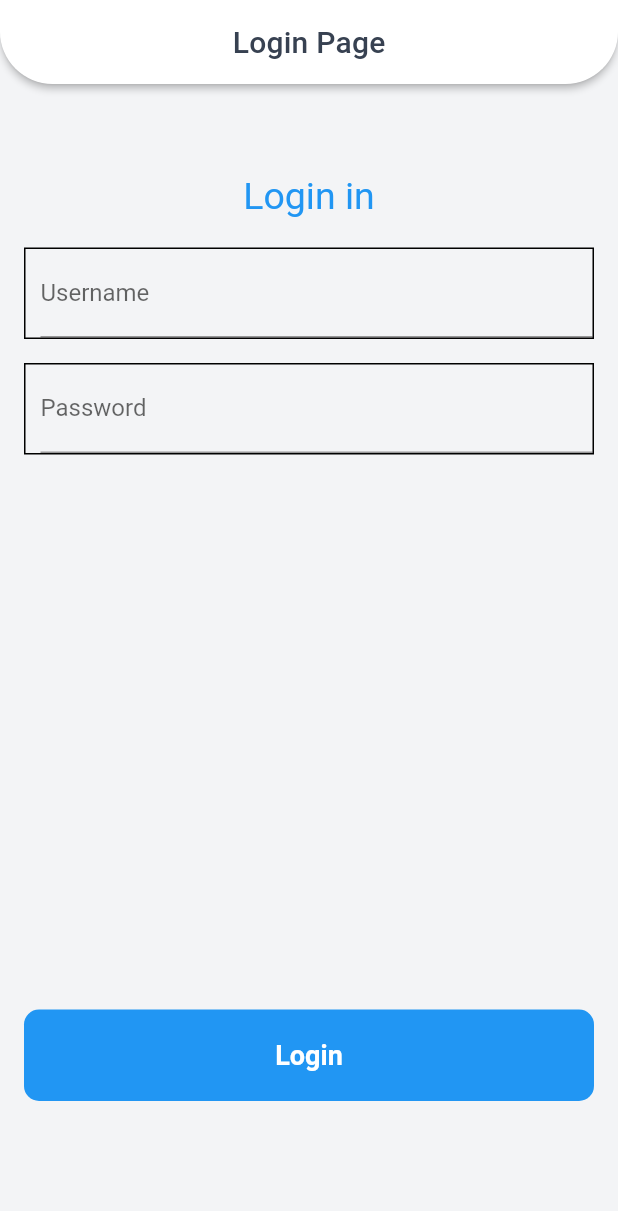
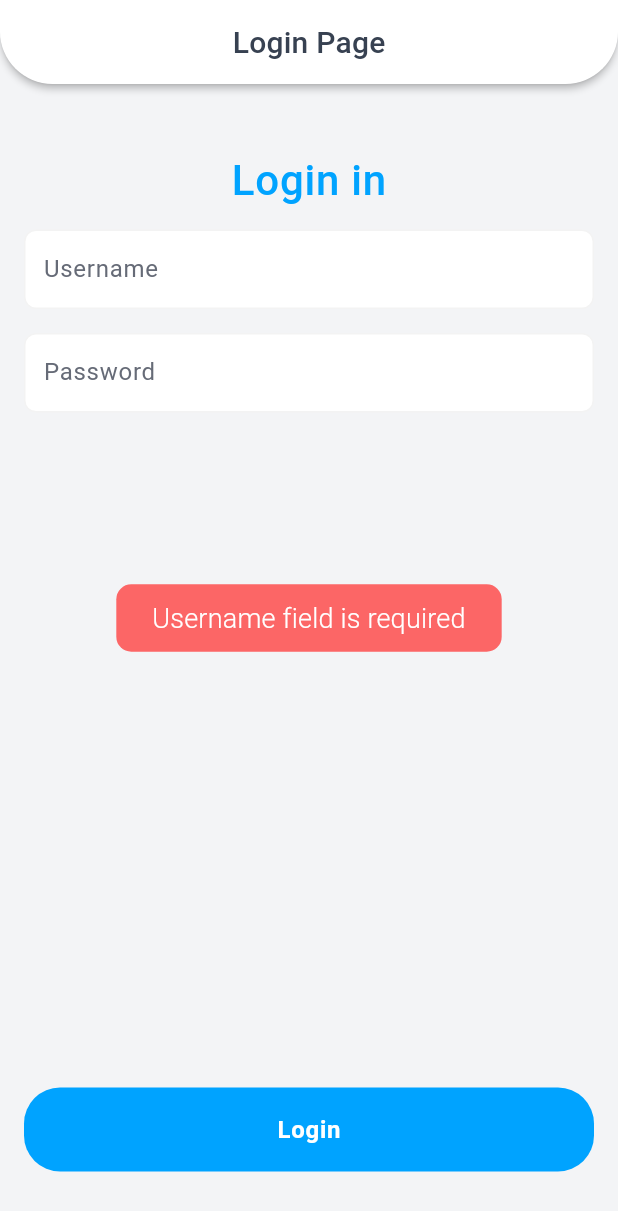
Before and after one commit to Shodiyor122/raleway_project, a Flutter app: the screen it shows after launch, after a tap on "Login", on a phone screen of 412 x 824 dp. Shown: the top 1211 px of the screen. Run offline on Flutter 3.47's test engine with Material 2 defaults, Android fonts, the light colour scheme and no system bars; our stand-ins replace bloc, flutter_bloc, fluttertoast, logger, mask_text_input_formatter, shared_preferences.

Commit message:
Issue #5: login was integrated

```diff
--- a/lib/api.dart
+++ b/lib/api.dart
@@ -3,4 +3,5 @@ import 'package:ralewayapp/settings.dart';
 class Api {
   static String get baseURL => Settings.baseUrl;
   static String get register => '$baseURL/auth/users/first/edit';
+  static String get login => '$baseURL/auth/login';
 }
--- a/lib/app.dart
+++ b/lib/app.dart
@@ -1,7 +1,8 @@
 import 'package:flutter/material.dart';
 import 'package:flutter_bloc/flutter_bloc.dart';
+import 'package:ralewayapp/bloc/login/login_bloc.dart';
 import 'package:ralewayapp/bloc/register/register_bloc.dart';
-import 'package:ralewayapp/screens/auth/login_page.dart';
+import 'package:ralewayapp/switcher.dart';
 import 'package:ralewayapp/theme/theme.dart';
 
 class RalewayApp extends StatefulWidget {
@@ -15,11 +16,12 @@ class _RalewayAppState extends State<RalewayApp> {
   Widget get materialApp => MaterialApp(
       title: 'Railway app',
       theme: theme,
-      home: const LoginPage(),
+      home: const Switcher(),
       debugShowCheckedModeBanner: false);
 
   @override
   Widget build(BuildContext context) => MultiBlocProvider(providers: [
         BlocProvider(create: (_) => RegisterBloc()),
+        BlocProvider(create: (_) => LoginBloc())
       ], child: materialApp);
 }
--- /dev/null
+++ b/lib/bloc/login/login_event.dart
@@ -0,0 +1,10 @@
+part of 'login_bloc.dart';
+
+@immutable
+abstract class LoginEvent {}
+
+class LoginUserEvent extends LoginEvent {
+  final Map<String, dynamic> data;
+
+  LoginUserEvent({required this.data});
+}
--- /dev/null
+++ b/lib/bloc/login/login_state.dart
@@ -0,0 +1,36 @@
+part of 'login_bloc.dart';
+
+@immutable
+abstract class LoginState {}
+
+class LoginInitialState extends LoginState {}
+
+class LoginLoadingState extends LoginState {}
+
+class LoginCompliedState extends LoginState {
+  final LoginData loginData;
+  LoginCompliedState({required this.loginData});
+}
+
+class LoginFailedState extends LoginState {
+  final Exception? exception;
+  LoginFailedState({this.exception});
+
+  bool get isRepositoryException => exception is RepositoryException;
+
+  RepositoryException get repositoryException =>
+      exception as RepositoryException;
+
+  bool get hasException => exception != null;
+
+  bool hasError(String key) {
+    return isRepositoryException && repositoryException.errors.containsKey(key);
+  }
+
+  String getError(String key) {
+    if (isRepositoryException)
+      return repositoryException.errors[key][0];
+    else
+      return "Not Repository Exception";
+  }
+}
--- /dev/null
+++ b/lib/models/login_data.dart
@@ -0,0 +1,14 @@
+class LoginData {
+  String? token;
+  String? username;
+  String? role;
+  bool? status;
+
+  LoginData({this.token, this.username, this.role, this.status});
+
+  factory LoginData.fromJson(Map<String, dynamic> json) => LoginData(
+      token: json["token"],
+      username: json["username"],
+      role: json["role"],
+      status: json["status"]);
+}
--- a/lib/repositories/auth.dart
+++ b/lib/repositories/auth.dart
@@ -1,5 +1,8 @@
+import 'dart:convert';
+
 import 'package:http/http.dart' as http;
 import 'package:ralewayapp/api.dart';
+import 'package:ralewayapp/models/login_data.dart';
 import 'package:ralewayapp/repositories/repo_set/http_methods.dart';
 
 class AuthRepository {
@@ -7,4 +10,17 @@ class AuthRepository {
       http.Client client, Map<String, dynamic> data) async {
     await RepositoryUtils.postData(client, Api.register, data: data);
   }
+
+  static Future<LoginData> login(
+    http.Client client,
+    Map<String, dynamic> data,
+  ) async {
+    final response =
+        await RepositoryUtils.postData(client, Api.login, data: data);
+
+    // Parse response.
+    var body = json.decode(response.body);
+
+    return LoginData.fromJson(body);
+  }
 }
--- a/lib/screens/auth/login_page.dart
+++ b/lib/screens/auth/login_page.dart
@@ -1,4 +1,10 @@
 import 'package:flutter/material.dart';
+import 'package:flutter_bloc/flutter_bloc.dart';
+import 'package:ralewayapp/bloc/login/login_bloc.dart';
+import 'package:ralewayapp/cells/button.dart';
+import 'package:ralewayapp/cells/text_field.dart';
+import 'package:ralewayapp/constants.dart';
+import 'package:ralewayapp/screens/auth/register_age.dart';
 import 'package:ralewayapp/theme/style.dart';
 // api_service faylidan import qilingan
 
@@ -13,49 +19,77 @@ class _LoginPageState extends State<LoginPage> {
   final TextEditingController _usernameController = TextEditingController();
   final TextEditingController _passwordController = TextEditingController();
 
+  //<----Life cycle---->
+
+  @override
+  void initState() {
+    CustomStaticShowToast.initFToast(context);
+
+    super.initState();
+  }
+  //<----Listeners---->
+
+  void loginListener(_, state) {
+    if (state is! LoginCompliedState) return;
+
+    if (state.loginData.status == null) return;
+    if (!state.loginData.status!) return;
+
+    openregister();
+  }
   //<----Methods---->
 
-  void login() {}
+  void openregister() => Navigator.pushReplacement(
+      context, MaterialPageRoute(builder: (context) => const RegisterPage()));
+
+  void login() => context.read<LoginBloc>().add(LoginUserEvent(data: {
+        "username": _usernameController.text.trim(),
+        "password": _passwordController.text.trim()
+      }));
+
+  void checkLogin() {
+    if (_usernameController.text.isEmpty)
+      return CustomStaticShowToast.showToast("Username field is required",
+          isError: true);
+
+    if (_passwordController.text.isEmpty)
+      return CustomStaticShowToast.showToast("password field is required",
+          isError: true);
+
+    if (_passwordController.text.length < 8)
+      return CustomStaticShowToast.showToast(
+          "Make sure password is at least 8 characters long",
+          isError: true);
+
+    login();
+  }
   //<---Widgets---->
 
-  Widget get loginButtonBody => const Center(
-      child: Text("Login",
-          style: TextStyle(
-              fontSize: 18, color: Colors.white, fontWeight: FontWeight.bold)));
+  Widget get loginTitle => Center(
+      child: Text("Login in",
+          style: Style.headline3w5.copyWith(color: Style.colors.primary)));
 
-  Widget get loginButton => GestureDetector(
-      onTap: login,
-      child: Padding(
-          padding: const EdgeInsets.only(top: 350.0),
-          child: Container(
-              padding: const EdgeInsets.only(top: 20, bottom: 20),
-              width: double.infinity,
-              decoration: BoxDecoration(
-                  color: Colors.blue, borderRadius: BorderRadius.circular(10)),
-              child: loginButtonBody)));
+  Widget loginPrimaryTextField(
+          TextEditingController controller, String title) =>
+      TextInputField.primary(controller: controller, title: title);
 
-  Widget loginTextField(TextEditingController controller, String labelText) =>
-      Container(
-          padding: const EdgeInsets.only(left: 10),
-          decoration: BoxDecoration(border: Border.all()),
-          child: TextField(
-              controller: controller,
-              decoration: InputDecoration(labelText: labelText)));
+  Widget get loginButton => BlocConsumer<LoginBloc, LoginState>(
+      listener: loginListener,
+      builder: (context, state) => Button.primary(
+          onPressed: checkLogin,
+          spinner: state is LoginLoadingState,
+          text: "Login"));
 
-  Widget get loginInTitle => const Text("Login in",
-      style: TextStyle(fontSize: 25, color: Colors.blue));
-
-  Widget get view => Padding(
-      padding: const EdgeInsets.only(top: 60, left: 16, right: 16),
-      child: Column(children: [
-        loginInTitle,
-        const SizedBox(height: 20),
-        loginTextField(_usernameController, "Username"),
+  Widget get view => ListView(padding: Style.padding16, children: [
+        const SizedBox(height: 32),
+        loginTitle,
+        const SizedBox(height: 16),
+        loginPrimaryTextField(_usernameController, "Username"),
         const SizedBox(height: 16.0),
-        loginTextField(_passwordController, "Password"),
-        const SizedBox(height: 20),
+        loginPrimaryTextField(_passwordController, "Password"),
+        const SizedBox(height: 450),
         loginButton
-      ]));
+      ]);
 
   PreferredSizeWidget get appBar =>
       AppBar(title: Text("Login Page", style: Style.body3w5));
--- /dev/null
+++ b/lib/switcher.dart
@@ -0,0 +1,9 @@
+import 'package:flutter/material.dart';
+import 'package:ralewayapp/screens/auth/login_page.dart';
+
+class Switcher extends StatelessWidget {
+  const Switcher({Key? key}) : super(key: key);
+
+  @override
+  Widget build(BuildContext context) => const LoginPage();
+}
```
Also changed, not shown: lib/bloc/login/login_bloc.dart (added, +39 -0 lines), lib/screens/auth/register_age.dart (+23 -13 lines), lib/utils/preferences.dart (+14 -2 lines).
